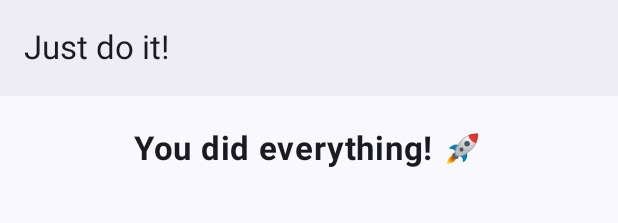
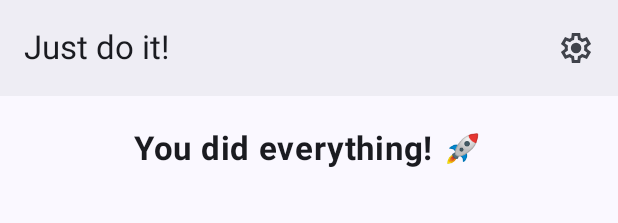
Before and after one commit to maximilian-schwaerzler/Do-It, an Android app built with Jetpack Compose: the @Preview function HomeScreenAllDonePreview, on a phone screen of 412 x 824 dp. Shown: the top 223 px of the screen. Run offline under Robolectric (Android 15) with nearby library versions, the light colour scheme and no system bars; our stand-ins replace Room's generated code.

Commit message:
Add settings navigation to HomeScreen
Adds a settings icon button to the `HomeScreen` top app bar and wires up the navigation to the `Settings` destination. Includes the new `settings_24px` vector drawable.

```diff
--- a/app/src/main/java/at/co/schwaerzler/maximilian/doit/ui/navigation/AppNavigation.kt
+++ b/app/src/main/java/at/co/schwaerzler/maximilian/doit/ui/navigation/AppNavigation.kt
@@ -48,6 +48,9 @@ fun AppNavigation(modifier: Modifier = Modifier) {
                 },
                 onClickTodo = { todoId ->
                     navController.navigate(EditTodo(todoId = todoId))
+                },
+                onClickSettings = {
+                    navController.navigate(Settings)
                 }
             )
         }
--- a/app/src/main/java/at/co/schwaerzler/maximilian/doit/ui/navigation/screen/HomeScreen.kt
+++ b/app/src/main/java/at/co/schwaerzler/maximilian/doit/ui/navigation/screen/HomeScreen.kt
@@ -68,6 +68,7 @@ import kotlin.time.Clock
 fun HomeScreen(
     onAddTodo: () -> Unit,
     onClickTodo: (id: Int) -> Unit,
+    onClickSettings: () -> Unit,
     modifier: Modifier = Modifier,
     viewModel: HomeViewModel = viewModel(factory = HomeViewModel.Factory),
 ) {
@@ -104,6 +105,7 @@ fun HomeScreen(
             selectedTodos += openTodos.map { it.id }
             selectedTodos += doneTodos.map { it.id }
         },
+        onClickSettings = onClickSettings
     )
 }
 
@@ -115,6 +117,7 @@ private fun HomeScreenContent(
     doneTodos: List<TodoSummary>,
     onAddTodo: () -> Unit,
     onClickTodo: (id: Int) -> Unit,
+    onClickSettings: () -> Unit,
     toggleTodoItemSelection: (id: Int) -> Unit,
     onStateToggle: (TodoSummary) -> Unit,
     selectedTodos: Set<Int>,
@@ -178,7 +181,15 @@ private fun HomeScreenContent(
                         },
                         colors = TopAppBarDefaults.topAppBarColors(
                             containerColor = MaterialTheme.colorScheme.surfaceContainer
-                        )
+                        ),
+                        actions = {
+                            IconButton(onClick = onClickSettings) {
+                                Icon(
+                                    painterResource(R.drawable.settings_24px),
+                                    contentDescription = null
+                                )
+                            }
+                        }
                     )
                 }
             }
@@ -333,7 +344,8 @@ private fun HomeScreenEmptyPreview() {
             selectedTodos = emptySet(),
             onClearSelection = {},
             onSelectAll = {},
-            onDeleteSelection = {}
+            onDeleteSelection = {},
+            onClickSettings = {}
         )
     }
 }
@@ -352,7 +364,8 @@ private fun HomeScreenWithTodosPreview() {
             selectedTodos = emptySet(),
             onClearSelection = {},
             onSelectAll = {},
-            onDeleteSelection = {}
+            onDeleteSelection = {},
+            onClickSettings = {}
         )
     }
 }
@@ -371,7 +384,8 @@ private fun HomeScreenAllDonePreview() {
             selectedTodos = emptySet(),
             onClearSelection = {},
             onSelectAll = {},
-            onDeleteSelection = {}
+            onDeleteSelection = {},
+            onClickSettings = {}
         )
     }
 }
@@ -390,7 +404,8 @@ private fun HomeScreenSelectionPreview() {
             selectedTodos = setOf(1),
             onClearSelection = {},
             onSelectAll = {},
-            onDeleteSelection = {}
+            onDeleteSelection = {},
+            onClickSettings = {}
         )
     }
 }
--- /dev/null
+++ b/app/src/main/res/drawable/settings_24px.xml
@@ -0,0 +1,26 @@
+<!--
+  ~ Copyright 2026 Maximilian Schwärzler
+  ~
+  ~    Licensed under the Apache License, Version 2.0 (the "License");
+  ~    you may not use this file except in compliance with the License.
+  ~    You may obtain a copy of the License at
+  ~
+  ~        http://www.apache.org/licenses/LICENSE-2.0
+  ~
+  ~    Unless required by applicable law or agreed to in writing, software
+  ~    distributed under the License is distributed on an "AS IS" BASIS,
+  ~    WITHOUT WARRANTIES OR CONDITIONS OF ANY KIND, either express or implied.
+  ~    See the License for the specific language governing permissions and
+  ~    limitations under the License.
+  -->
+
+<vector xmlns:android="http://schemas.android.com/apk/res/android"
+    android:width="24dp"
+    android:height="24dp"
+    android:viewportWidth="960"
+    android:viewportHeight="960"
+    android:tint="?attr/colorControlNormal">
+  <path
+      android:fillColor="@android:color/white"
+      android:pathData="M370,880L354,752Q341,747 329.5,740Q318,733 307,725L188,775L78,585L181,507Q180,500 180,493.5Q180,487 180,480Q180,473 180,466.5Q180,460 181,453L78,375L188,185L307,235Q318,227 330,220Q342,213 354,208L370,80L590,80L606,208Q619,213 630.5,220Q642,227 653,235L772,185L882,375L779,453Q780,460 780,466.5Q780,473 780,480Q780,487 780,493.5Q780,500 778,507L881,585L771,775L653,725Q642,733 630,740Q618,747 606,752L590,880L370,880ZM440,800L519,800L533,694Q564,686 590.5,670.5Q617,655 639,633L738,674L777,606L691,541Q696,527 698,511.5Q700,496 700,480Q700,464 698,448.5Q696,433 691,419L777,354L738,286L639,328Q617,305 590.5,289.5Q564,274 533,266L520,160L441,160L427,266Q396,274 369.5,289.5Q343,305 321,327L222,286L183,354L269,418Q264,433 262,448Q260,463 260,480Q260,496 262,511Q264,526 269,541L183,606L222,674L321,632Q343,655 369.5,670.5Q396,686 427,694L440,800ZM482,620Q540,620 581,579Q622,538 622,480Q622,422 581,381Q540,340 482,340Q423,340 382.5,381Q342,422 342,480Q342,538 382.5,579Q423,620 482,620ZM480,480L480,480Q480,480 480,480Q480,480 480,480L480,480L480,480L480,480Q480,480 480,480Q480,480 480,480Q480,480 480,480Q480,480 480,480L480,480L480,480L480,480Q480,480 480,480Q480,480 480,480L480,480L480,480L480,480Q480,480 480,480Q480,480 480,480L480,480L480,480L480,480Q480,480 480,480Q480,480 480,480Q480,480 480,480Q480,480 480,480L480,480L480,480L480,480Q480,480 480,480Q480,480 480,480L480,480Z"/>
+</vector>
```
